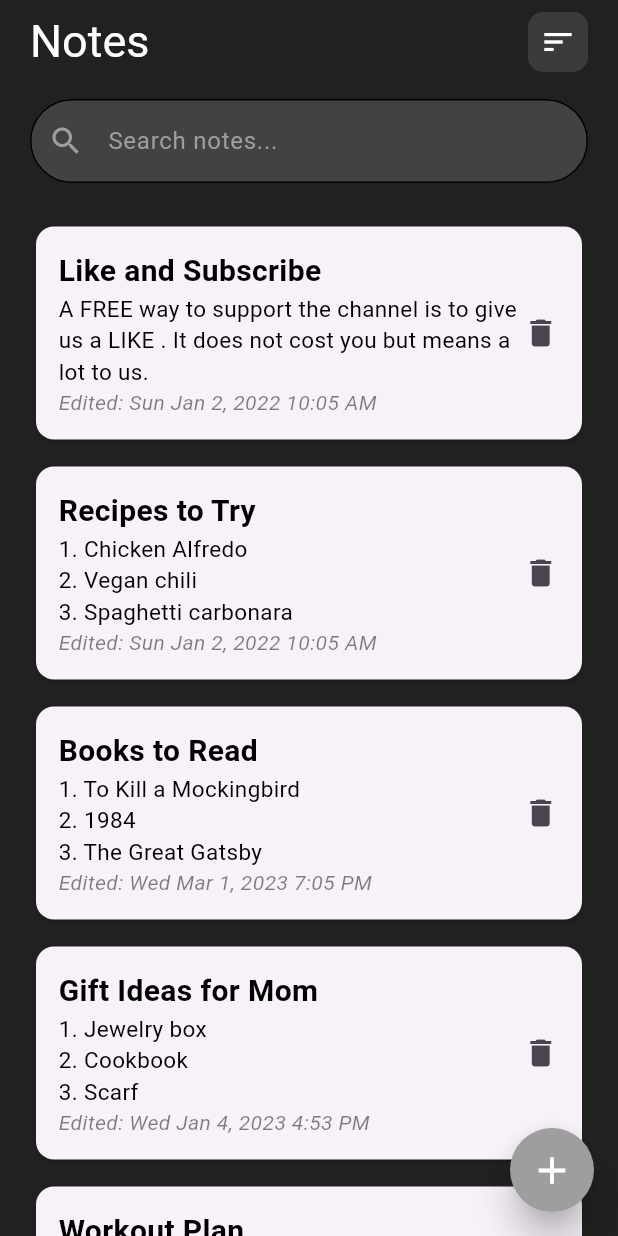
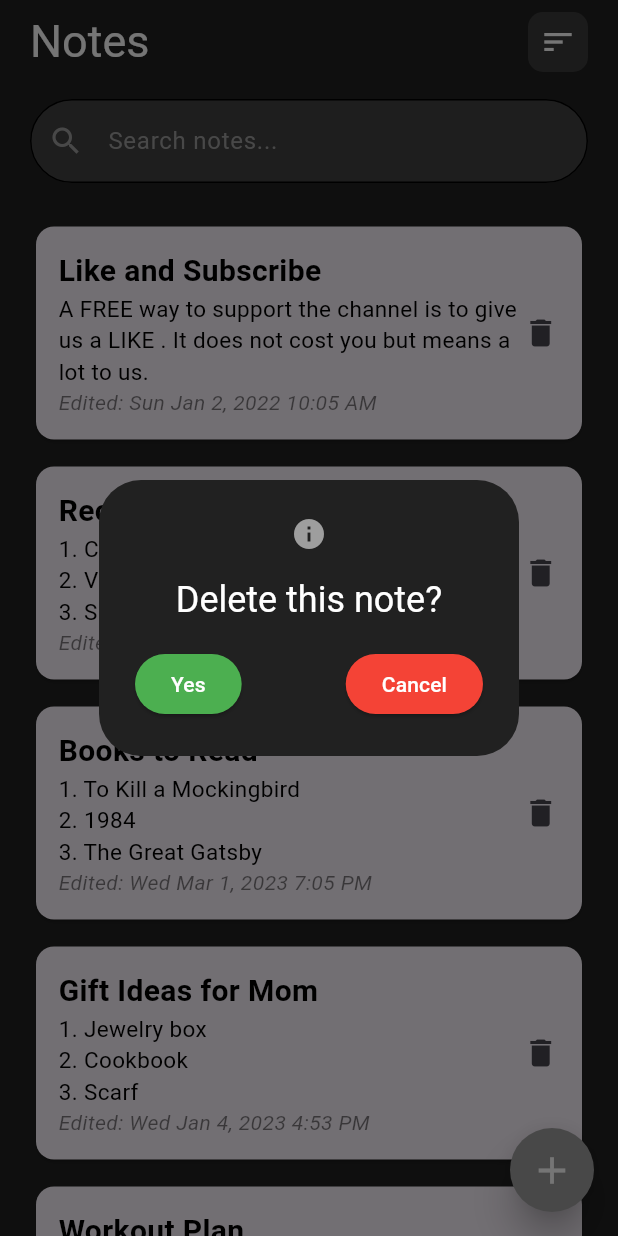
Before and after one commit to nmq2503/flutter_notion, a Flutter app: the screen it shows after launch, after a tap on the "delete" icon, on a phone screen of 412 x 824 dp. Run offline on Flutter 3.47's test engine with Material 3 defaults, Android fonts, the light colour scheme and no system bars.

Commit message:
Delete note feature done

```diff
--- a/lib/model/note.dart
+++ b/lib/model/note.dart
@@ -1,5 +1,5 @@
 class Note {
-  final int id;
+  int id;
   final String title;
   final String content;
   final DateTime modifiedTime;
--- a/lib/screens/home_screen.dart
+++ b/lib/screens/home_screen.dart
@@ -12,6 +12,69 @@ class HomeScreen extends StatefulWidget {
 }
 
 class _HomeScreenState extends State<HomeScreen> {
+  void _deleteNote(int index) {
+    print(index);
+    showDialog(
+      context: context,
+      builder: (context) {
+        return AlertDialog(
+          backgroundColor: Colors.grey.shade900,
+          icon: Icon(
+            Icons.info,
+            color: grey,
+          ),
+          title: Text(
+            'Delete this note?',
+            style: TextStyle(
+              color: white,
+            ),
+          ),
+          content: Row(
+            mainAxisAlignment: MainAxisAlignment.spaceBetween,
+            children: [
+              ElevatedButton(
+                onPressed: () {
+                  setState(() {
+                    sampleNotes.removeAt(index);
+                    for (int i = 0; i < sampleNotes.length; i++) {
+                      sampleNotes[i].id = i + 1;
+                    }
+                  });
+                  Navigator.pop(context);
+                },
+                style: ElevatedButton.styleFrom(
+                  backgroundColor: Colors.green,
+                ),
+                child: Text(
+                  'Yes',
+                  style: TextStyle(
+                    color: white,
+                  ),
+                  textAlign: TextAlign.center,
+                ),
+              ),
+              ElevatedButton(
+                onPressed: () {
+                  Navigator.pop(context);
+                },
+                style: ElevatedButton.styleFrom(
+                  backgroundColor: Colors.red,
+                ),
+                child: Text(
+                  'Cancel',
+                  style: TextStyle(
+                    color: white,
+                  ),
+                  textAlign: TextAlign.center,
+                ),
+              ),
+            ],
+          ),
+        );
+      },
+    );
+  }
+
   @override
   Widget build(BuildContext context) {
     return Scaffold(
@@ -147,7 +210,9 @@ class _HomeScreenState extends State<HomeScreen> {
                                 height: 25,
                                 width: 25,
                                 child: IconButton(
-                                  onPressed: () {},
+                                  onPressed: () {
+                                    _deleteNote(index);
+                                  },
                                   icon: Icon(Icons.delete),
                                   padding: EdgeInsets.zero,
                                   constraints: BoxConstraints(),
```
